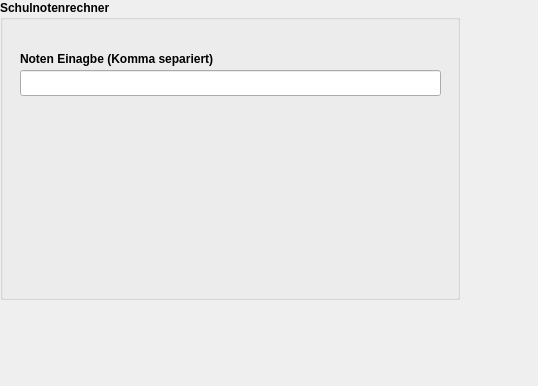
First picture: the form in modular_calc_jfy/school_module.ui, repository aurxl/modular-calc-jfy, before the edit.
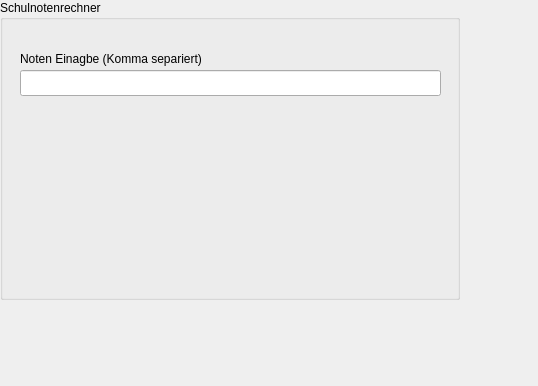
Second picture: the form after the edit.

Commit message: remove bold font

Patch:
```diff
--- a/modular_calc_jfy/school_module.ui
+++ b/modular_calc_jfy/school_module.ui
@@ -36,7 +36,7 @@
    </property>
    <property name="font">
     <font>
-     <bold>true</bold>
+     <bold>false</bold>
     </font>
    </property>
    <property name="title">
```
The commit also changes 5 other files.
